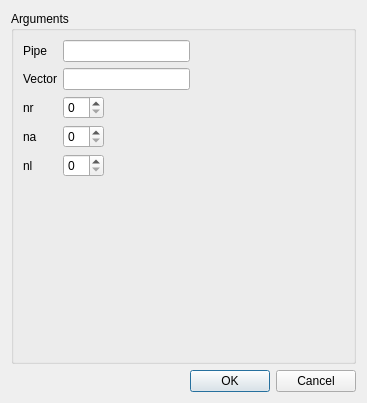
Old version of the form src/HEXABLOCKGUI/MakePipe_QTD.ui in the repository SalomePlatform/hexablock.
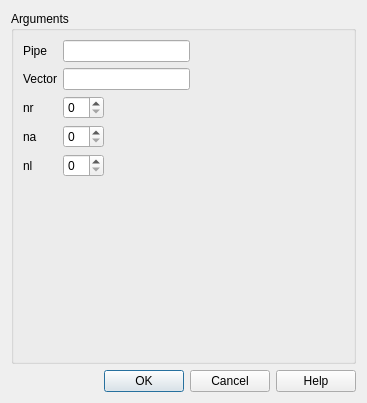
New version of the form.

Commit message: added: -Propagation, Vector ( completed ) dialog panel. -Help button on all panel. -Delegate for all Panel updated: -menu always showed for each action

```diff
--- a/src/HEXABLOCKGUI/MakePipe_QTD.ui
+++ b/src/HEXABLOCKGUI/MakePipe_QTD.ui
@@ -96,7 +96,7 @@
       <enum>Qt::Horizontal</enum>
      </property>
      <property name="standardButtons">
-      <set>QDialogButtonBox::Cancel|QDialogButtonBox::Ok</set>
+      <set>QDialogButtonBox::Cancel|QDialogButtonBox::Ok|QDialogButtonBox::Help</set>
      </property>
     </widget>
    </item>
```
The commit also changes 37 other files.
